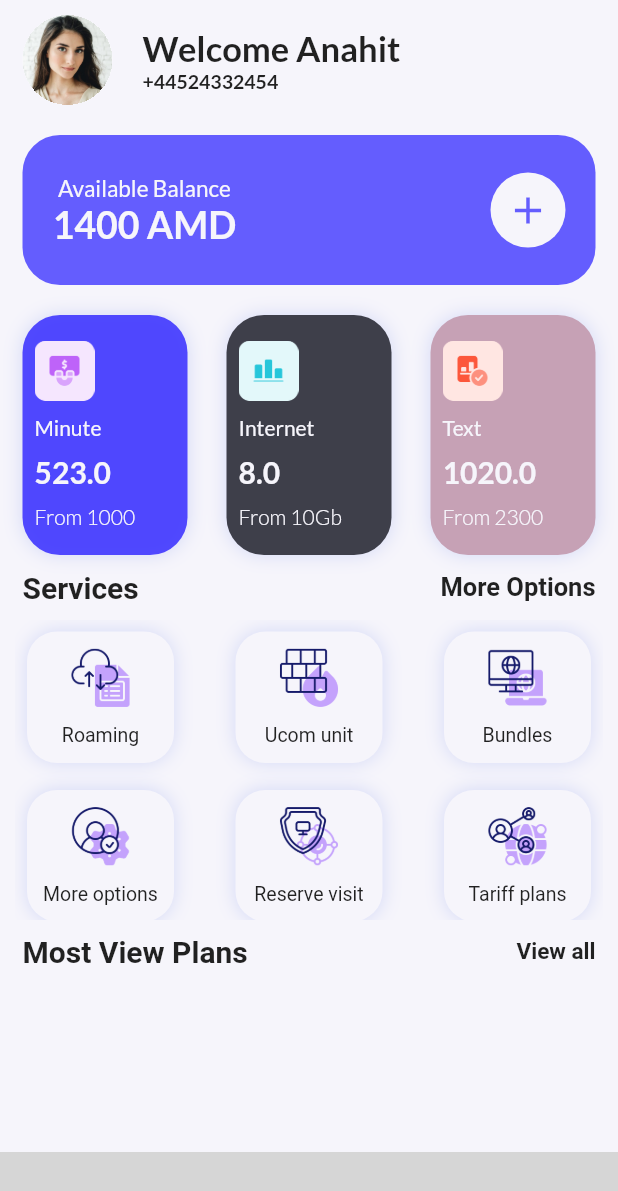
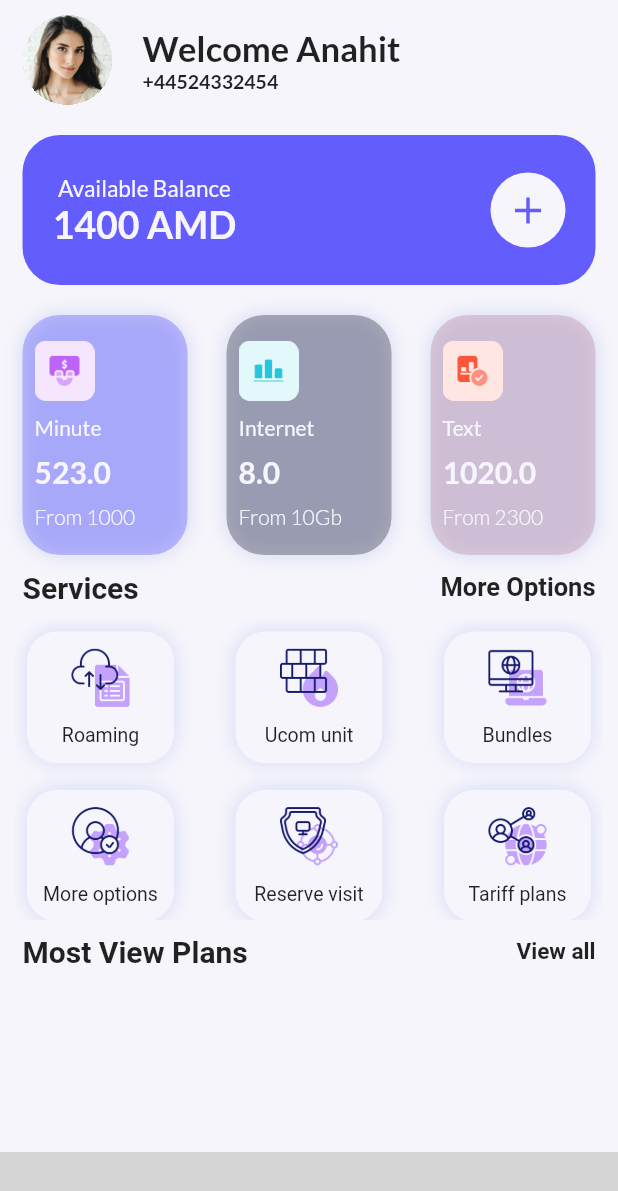
Before and after one commit to mahmoud-eslami/network_manager_ui, a Flutter app: the screen it shows after launch, on a phone screen of 412 x 824 dp. Shown: the top 1191 px of the screen. Run offline on Flutter 3.47's test engine with Material 2 defaults, Android fonts, the light colour scheme and no system bars; our stand-ins replace google_fonts; missing offline and left inert: bottom_animation; grey boxes are pictures that could not be loaded.

Commit message:
Home completed

```diff
--- a/lib/screens/home.dart
+++ b/lib/screens/home.dart
@@ -141,7 +141,7 @@ class DynamicBody extends StatelessWidget {
                   mainAxisAlignment: MainAxisAlignment.spaceBetween,
                   children: [
                     CardView(
-                      bgColor: AppColor.blue.withOpacity(.9),
+                      bgColor: AppColor.blue.withOpacity(.3),
                       count: 523,
                       imgPath: 'assets/images/buss.png',
                       heightSize: 160,
@@ -151,7 +151,7 @@ class DynamicBody extends StatelessWidget {
                       subTitle: 'From 1000',
                     ),
                     CardView(
-                      bgColor: AppColor.dark,
+                      bgColor: AppColor.dark.withOpacity(.4),
                       count: 8,
                       imgPath: 'assets/images/chart.png',
                       heightSize: 160,
@@ -161,7 +161,7 @@ class DynamicBody extends StatelessWidget {
                       subTitle: 'From 10Gb',
                     ),
                     CardView(
-                      bgColor: AppColor.lightPurpule,
+                      bgColor: AppColor.lightPurpule.withOpacity(.5),
                       count: 1020,
                       imgPath: 'assets/images/sales.png',
                       heightSize: 160,
```
